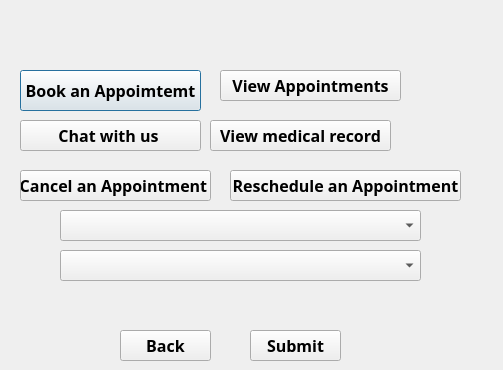
The window that patientmanagmentwindow.ui (Doha-Deia/final2) describes before a commit, drawn with Qt 5.
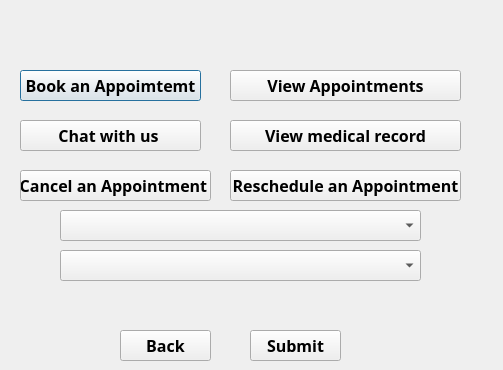
The same window after the commit.

Commit message: handled the submit button in the patient managment window

What changed in the file:
```diff
--- a/patientmanagmentwindow.ui
+++ b/patientmanagmentwindow.ui
@@ -39,7 +39,7 @@
      <x>20</x>
      <y>70</y>
      <width>181</width>
-     <height>41</height>
+     <height>31</height>
     </rect>
    </property>
    <property name="font">
@@ -96,9 +96,9 @@
   <widget class="QPushButton" name="pushButtonMedical_Record">
    <property name="geometry">
     <rect>
-     <x>210</x>
+     <x>230</x>
      <y>120</y>
-     <width>181</width>
+     <width>231</width>
      <height>31</height>
     </rect>
    </property>
@@ -210,9 +210,9 @@
   <widget class="QPushButton" name="pushButtonMedical_Record_2">
    <property name="geometry">
     <rect>
-     <x>220</x>
+     <x>230</x>
      <y>70</y>
-     <width>181</width>
+     <width>231</width>
      <height>31</height>
     </rect>
    </property>
```
Left out of the diff: 12 changed lines with no effect on the pictures. The commit also changes 1 other file.
